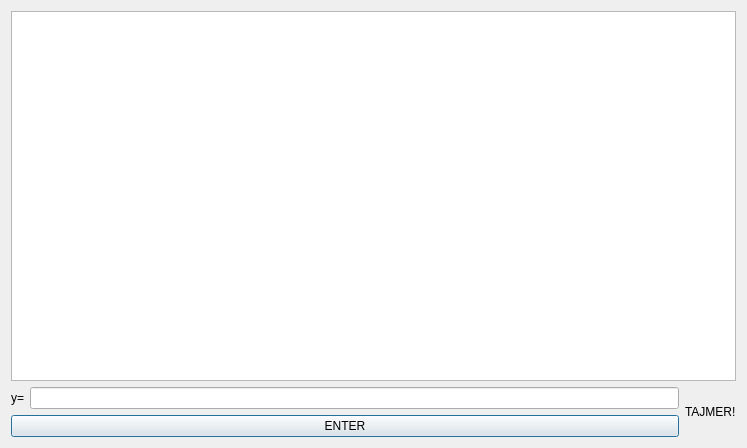
Qt form MATFWars/guessgame.ui (Divljo31/MATFWars) before a commit.
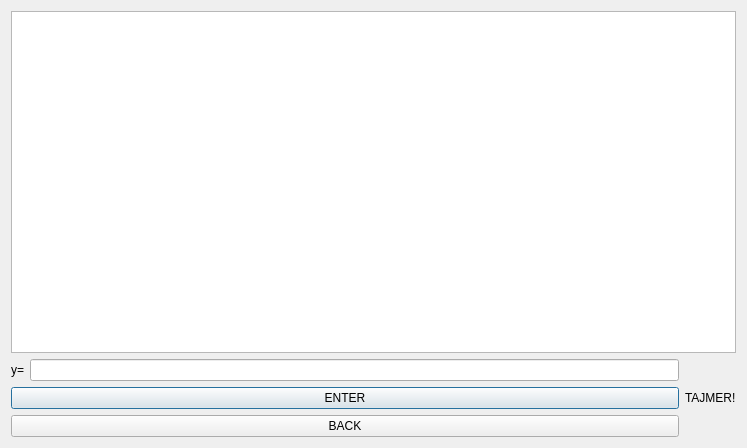
The same form after that commit.

The edit to the form file:
```diff
--- a/MATFWars/guessgame.ui
+++ b/MATFWars/guessgame.ui
@@ -46,6 +46,13 @@
          </property>
         </widget>
        </item>
+       <item>
+        <widget class="QPushButton" name="back_guess_button">
+         <property name="text">
+          <string>BACK</string>
+         </property>
+        </widget>
+       </item>
       </layout>
      </item>
      <item>
```
